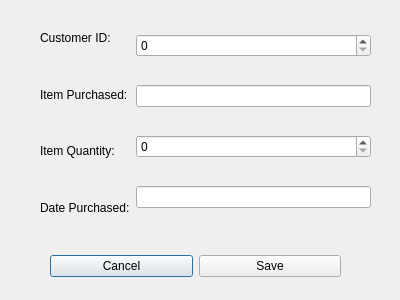
Old version of the form edittransactiondialog.ui in the repository miabrielle/GroceryPOS.
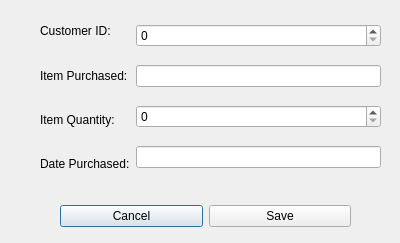
New version of the form.

Patch:
```diff
--- a/edittransactiondialog.ui
+++ b/edittransactiondialog.ui
@@ -7,7 +7,7 @@
     <x>0</x>
     <y>0</y>
     <width>400</width>
-    <height>300</height>
+    <height>243</height>
    </rect>
   </property>
   <property name="windowTitle">
@@ -18,8 +18,8 @@
     <rect>
      <x>40</x>
      <y>12</y>
-     <width>331</width>
-     <height>221</height>
+     <width>341</width>
+     <height>171</height>
     </rect>
    </property>
    <layout class="QHBoxLayout" name="horizontalLayout">
@@ -73,11 +73,11 @@
     </item>
    </layout>
   </widget>
-  <widget class="QWidget" name="">
+  <widget class="QWidget" name="layoutWidget">
    <property name="geometry">
     <rect>
-     <x>50</x>
-     <y>250</y>
+     <x>60</x>
+     <y>200</y>
      <width>291</width>
      <height>32</height>
     </rect>
```
